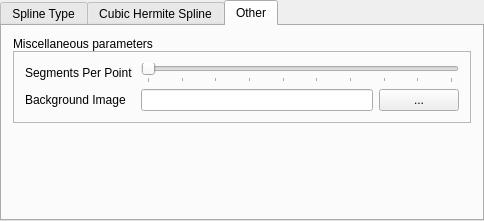
First picture: the form in demo/settingswidget.ui, repository ejmahler/SplineLibrary, before the edit.
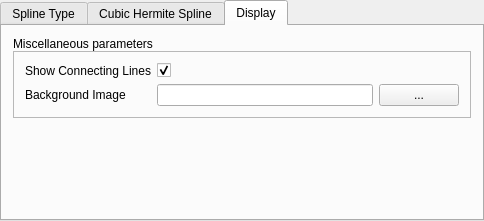
Second picture: the form after the edit.

The edit to the form file:
```diff
--- a/demo/settingswidget.ui
+++ b/demo/settingswidget.ui
@@ -218,7 +218,7 @@
      </widget>
      <widget class="QWidget" name="performance_tab">
       <attribute name="title">
-       <string>Other</string>
+       <string>Display</string>
       </attribute>
       <layout class="QVBoxLayout" name="verticalLayout_2">
        <property name="spacing">
@@ -255,32 +255,23 @@
              <enum>QFrame::Raised</enum>
             </property>
             <layout class="QFormLayout" name="formLayout_4">
+             <property name="fieldGrowthPolicy">
+              <enum>QFormLayout::AllNonFixedFieldsGrow</enum>
+             </property>
              <item row="0" column="0">
               <widget class="QLabel" name="label_15">
                <property name="text">
-                <string>Segments Per Point </string>
+                <string>Show Connecting Lines</string>
                </property>
               </widget>
              </item>
              <item row="0" column="1">
-              <widget class="QSlider" name="misc_segmentsPerPoint">
-               <property name="minimum">
-                <number>1</number>
+              <widget class="QCheckBox" name="misc_showConnectingLines">
+               <property name="text">
+                <string/>
                </property>
-               <property name="maximum">
-                <number>10</number>
-               </property>
-               <property name="value">
-                <number>1</number>
-               </property>
-               <property name="orientation">
-                <enum>Qt::Horizontal</enum>
-               </property>
-               <property name="tickPosition">
-                <enum>QSlider::TicksBelow</enum>
-               </property>
-               <property name="tickInterval">
-                <number>1</number>
+               <property name="checked">
+                <bool>true</bool>
                </property>
               </widget>
              </item>
```
Left out of the diff: 7 changed lines with no effect on the pictures.
